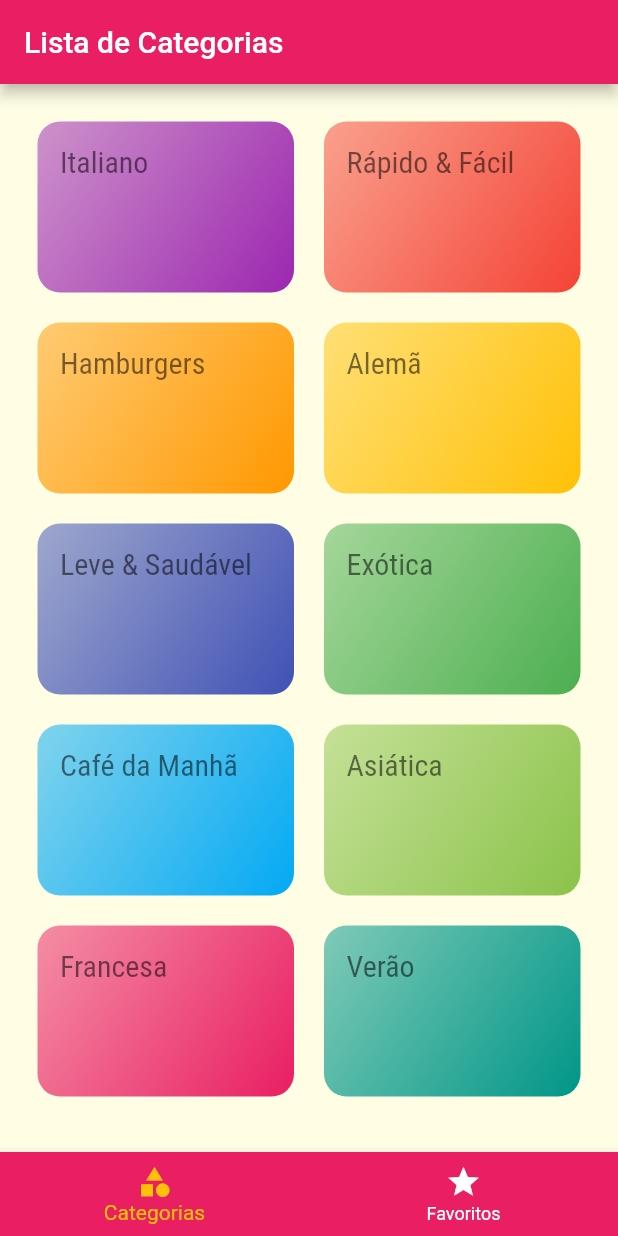
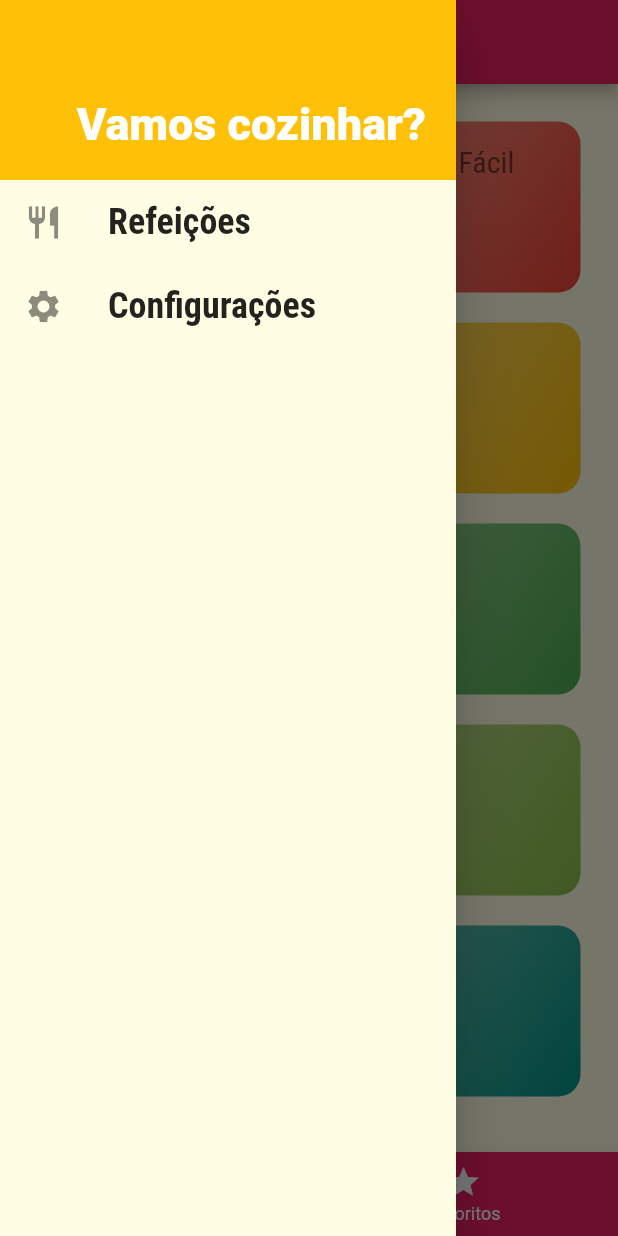
Before and after one commit to AlexBitar80/meal-app-flutter, a Flutter app: the screen it shows after launch, with the side drawer open (before the commit the screen has no drawer), on a phone screen of 412 x 824 dp. Run offline on Flutter 3.47's test engine with Material 2 defaults, Android fonts, the phone set to English and light mode, and no system bars.

Commit message:
feat: Construção do componente de drawer e adicionado estilo inicial

```diff
--- /dev/null
+++ b/lib/components/main_drawer.dart
@@ -0,0 +1,60 @@
+import 'package:flutter/material.dart';
+
+class MainDrawer extends StatelessWidget {
+  const MainDrawer({
+    super.key,
+  });
+
+  Widget _createItem(IconData icon, String label) {
+    return ListTile(
+      leading: Icon(
+        icon,
+        size: 26,
+      ),
+      title: Text(
+        label,
+        style: const TextStyle(
+          fontFamily: 'RobotoCondensed',
+          fontSize: 24,
+          fontWeight: FontWeight.bold,
+        ),
+      ),
+      onTap: () {},
+    );
+  }
+
+  @override
+  Widget build(BuildContext context) {
+    return SafeArea(
+      child: Drawer(
+        child: Column(
+          children: [
+            Container(
+              height: 120,
+              width: double.infinity,
+              padding: const EdgeInsets.all(20),
+              alignment: Alignment.bottomRight,
+              color: Theme.of(context).colorScheme.secondary,
+              child: const Text(
+                'Vamos cozinhar?',
+                style: TextStyle(
+                  fontWeight: FontWeight.w900,
+                  fontSize: 30,
+                  color: Colors.white,
+                ),
+              ),
+            ),
+            _createItem(
+              Icons.restaurant,
+              'Refeições',
+            ),
+            _createItem(
+              Icons.settings,
+              'Configurações',
+            ),
+          ],
+        ),
+      ),
+    );
+  }
+}
--- a/lib/pages/tabs/tabs_page.dart
+++ b/lib/pages/tabs/tabs_page.dart
@@ -1,6 +1,8 @@
 import 'package:flutter/material.dart';
 import 'package:meals/pages/categories/categories_page.dart';
 import 'package:meals/pages/categories/favorites_page.dart';
+
+import '../../components/main_drawer.dart';
 
 class TabsPage extends StatefulWidget {
   const TabsPage({super.key});
@@ -34,6 +36,7 @@ class _TabsPageState extends State<TabsPage> {
       appBar: AppBar(
         title: Text(_pages[_selectedPageIndex]['title'] as String),
       ),
+      drawer: const MainDrawer(),
       body: _pages[_selectedPageIndex]['page'] as Widget,
       bottomNavigationBar: BottomNavigationBar(
         unselectedItemColor: Colors.white,
```
